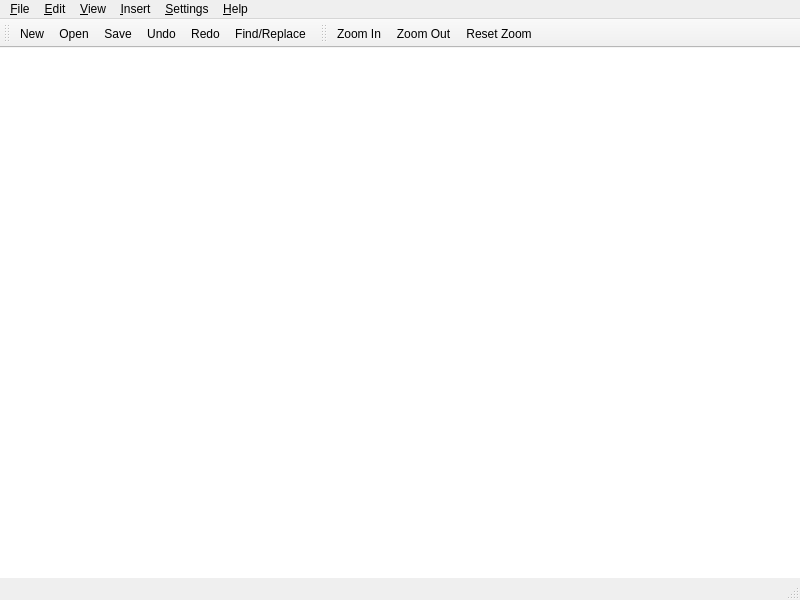
Above: src/MainWindow.ui from laikatoolbox/laika-notepad before the change. Below: the same form after it.
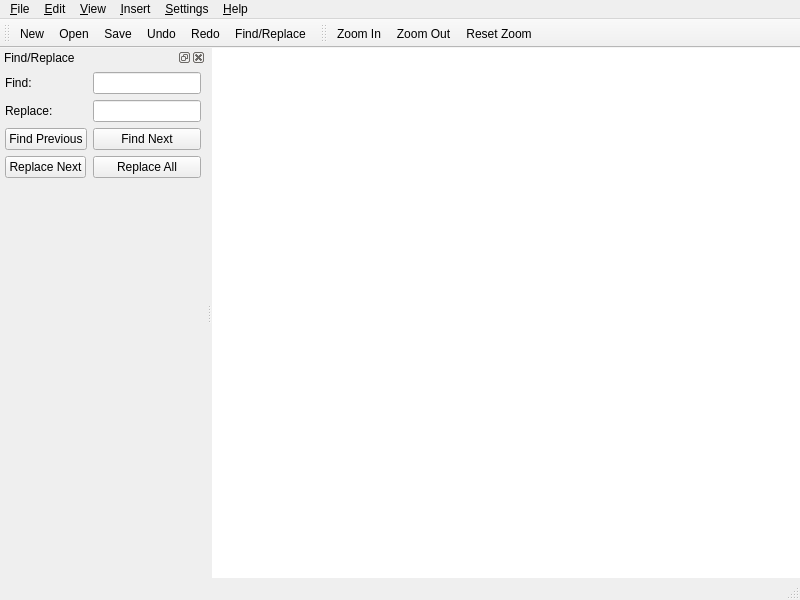
That is the form after the change. Icons and pictures are not drawn. Custom widgets are drawn as their Qt base class.

Commit message: Add dock widget for find/replace

The edit to the form file:
```diff
--- a/src/MainWindow.ui
+++ b/src/MainWindow.ui
@@ -184,6 +184,93 @@
    <addaction name="actionZoom_Out"/>
    <addaction name="action_Reset_Zoom"/>
   </widget>
+  <widget class="QDockWidget" name="findReplaceDock">
+   <property name="windowTitle">
+    <string>Find/Replace</string>
+   </property>
+   <property name="dockLocation">
+    <enum>Qt::DockWidgetArea::LeftDockWidgetArea</enum>
+   </property>
+   <attribute name="dockWidgetArea">
+    <number>1</number>
+   </attribute>
+   <widget class="QWidget" name="dockWidgetContents_2">
+    <property name="autoFillBackground">
+     <bool>true</bool>
+    </property>
+    <layout class="QFormLayout" name="formLayout_3">
+     <property name="fieldGrowthPolicy">
+      <enum>QFormLayout::FieldGrowthPolicy::AllNonFixedFieldsGrow</enum>
+     </property>
+     <property name="labelAlignment">
+      <set>Qt::AlignmentFlag::AlignLeading|Qt::AlignmentFlag::AlignLeft|Qt::AlignmentFlag::AlignVCenter</set>
+     </property>
+     <property name="formAlignment">
+      <set>Qt::AlignmentFlag::AlignRight|Qt::AlignmentFlag::AlignTop|Qt::AlignmentFlag::AlignTrailing</set>
+     </property>
+     <property name="leftMargin">
+      <number>5</number>
+     </property>
+     <property name="topMargin">
+      <number>5</number>
+     </property>
+     <property name="rightMargin">
+      <number>5</number>
+     </property>
+     <property name="bottomMargin">
+      <number>5</number>
+     </property>
+     <item row="0" column="0">
+      <widget class="QLabel" name="label">
+       <property name="text">
+        <string>Find:</string>
+       </property>
+      </widget>
+     </item>
+     <item row="0" column="1">
+      <widget class="QLineEdit" name="lineEdit"/>
+     </item>
+     <item row="1" column="0">
+      <widget class="QLabel" name="label_2">
+       <property name="text">
+        <string>Replace:</string>
+       </property>
+      </widget>
+     </item>
+     <item row="1" column="1">
+      <widget class="QLineEdit" name="lineEdit_2"/>
+     </item>
+     <item row="2" column="0">
+      <widget class="QPushButton" name="pushButton">
+       <property name="text">
+        <string>Find Previous</string>
+       </property>
+      </widget>
+     </item>
+     <item row="2" column="1">
+      <widget class="QPushButton" name="pushButton_2">
+       <property name="text">
+        <string>Find Next</string>
+       </property>
+      </widget>
+     </item>
+     <item row="3" column="0">
+      <widget class="QPushButton" name="pushButton_3">
+       <property name="text">
+        <string>Replace Next</string>
+       </property>
+      </widget>
+     </item>
+     <item row="3" column="1">
+      <widget class="QPushButton" name="pushButton_4">
+       <property name="text">
+        <string>Replace All</string>
+       </property>
+      </widget>
+     </item>
+    </layout>
+   </widget>
+  </widget>
   <action name="actionNew">
    <property name="icon">
     <iconset theme="QIcon::ThemeIcon::DocumentNew"/>
```
The commit also changes 1 other file.
